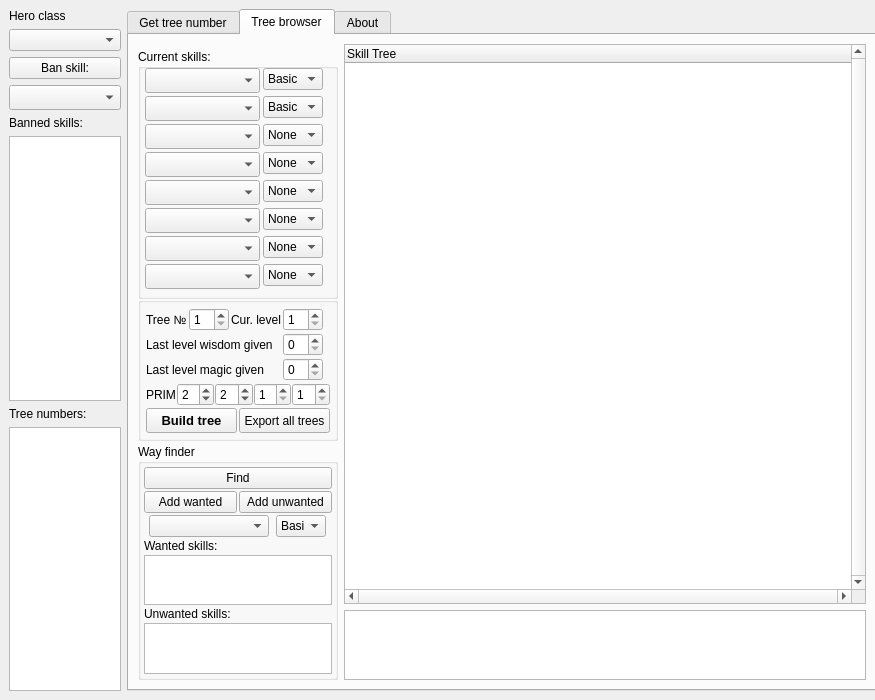
The window that tree_calc.ui (temig74/HotaTreeCalc) describes before a commit, drawn with Qt 5.
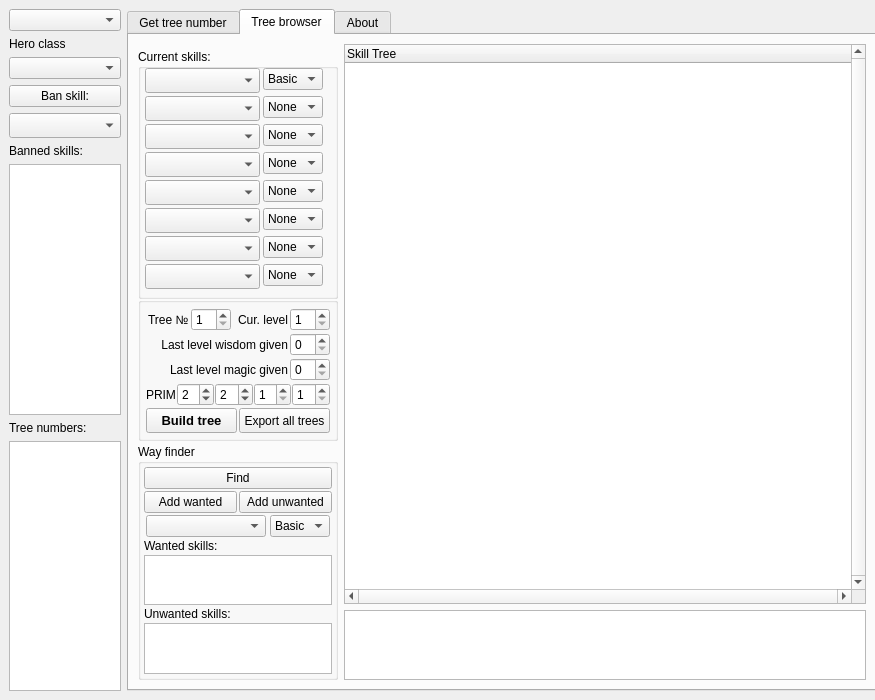
The same window after the commit. The open tabs and pages were chosen to show the change.

What changed in the file:
```diff
--- a/tree_calc.ui
+++ b/tree_calc.ui
@@ -51,6 +51,9 @@
       <property name="sizeConstraint">
        <enum>QLayout::SetMinimumSize</enum>
       </property>
+      <item>
+       <widget class="QComboBox" name="cmb_language"/>
+      </item>
       <item>
        <widget class="QLabel" name="label">
         <property name="maximumSize">
@@ -162,7 +165,7 @@
        <widget class="QLabel" name="label_14">
         <property name="maximumSize">
          <size>
-          <width>90</width>
+          <width>100</width>
           <height>16777215</height>
          </size>
         </property>
@@ -782,7 +785,7 @@
                  <string notr="true"/>
                 </property>
                 <property name="currentIndex">
-                 <number>1</number>
+                 <number>0</number>
                 </property>
                 <item>
                  <property name="text">
@@ -1245,42 +1248,22 @@
              <item>
               <layout class="QGridLayout" name="gridLayout">
                <property name="sizeConstraint">
-                <enum>QLayout::SetMinimumSize</enum>
+                <enum>QLayout::SetDefaultConstraint</enum>
                </property>
-               <item row="0" column="0">
-                <widget class="QLabel" name="label_6">
-                 <property name="text">
-                  <string>Tree №</string>
-                 </property>
-                </widget>
-               </item>
-               <item row="0" column="1">
-                <widget class="QSpinBox" name="sb_tree_num">
-                 <property name="maximumSize">
-                  <size>
-                   <width>40</width>
-                   <height>16777215</height>
-                  </size>
-                 </property>
-                 <property name="minimum">
-                  <number>1</number>
-                 </property>
-                 <property name="maximum">
-                  <number>255</number>
-                 </property>
-                </widget>
-               </item>
-               <item row="1" column="0" colspan="3">
+               <item row="1" column="1" colspan="4">
                 <widget class="QLabel" name="label_8">
                  <property name="text">
                   <string>Last level wisdom given</string>
                  </property>
+                 <property name="alignment">
+                  <set>Qt::AlignRight|Qt::AlignTrailing|Qt::AlignVCenter</set>
+                 </property>
                  <property name="wordWrap">
                   <bool>true</bool>
                  </property>
                 </widget>
                </item>
-               <item row="1" column="3" colspan="2">
+               <item row="1" column="6" colspan="2">
                 <widget class="QSpinBox" name="sb_wisdom_counter">
                  <property name="maximumSize">
                   <size>
@@ -1299,44 +1282,50 @@
                  </property>
                 </widget>
                </item>
-               <item row="2" column="0" colspan="3">
-                <widget class="QLabel" name="label_9">
-                 <property name="text">
-                  <string>Last level magic given</string>
-                 </property>
-                 <property name="wordWrap">
-                  <bool>true</bool>
-                 </property>
-                </widget>
-               </item>
-               <item row="2" column="3" colspan="2">
-                <widget class="QSpinBox" name="sb_magic_counter">
-                 <property name="maximumSize">
-                  <size>
-                   <width>40</width>
-                   <height>16777215</height>
-                  </size>
-                 </property>
-                 <property name="minimum">
-                  <number>0</number>
-                 </property>
-                 <property name="maximum">
-                  <number>30</number>
-                 </property>
-                 <property name="value">
-                  <number>0</number>
-                 </property>
-                </widget>
-               </item>
                <item row="0" column="2">
+                <widget class="QSpinBox" name="sb_tree_num">
+                 <property name="maximumSize">
+                  <size>
+                   <width>40</width>
+                   <height>16777215</height>
+                  </size>
+                 </property>
+                 <property name="minimum">
+                  <number>1</number>
+                 </property>
+                 <property name="maximum">
+                  <number>255</number>
+                 </property>
+                </widget>
+               </item>
+               <item row="0" column="6" colspan="2">
+                <widget class="QSpinBox" name="sb_cur_level">
+                 <property name="maximumSize">
+                  <size>
+                   <width>40</width>
+                   <height>16777215</height>
+                  </size>
+                 </property>
+                 <property name="minimum">
+                  <number>1</number>
+                 </property>
+                 <property name="maximum">
+                  <number>30</number>
+                 </property>
+                </widget>
+               </item>
+               <item row="0" column="4">
                 <widget class="QLabel" name="label_7">
                  <property name="text">
                   <string>Cur. level</string>
                  </property>
+                 <property name="alignment">
+                  <set>Qt::AlignRight|Qt::AlignTrailing|Qt::AlignVCenter</set>
+                 </property>
                 </widget>
                </item>
-               <item row="0" column="3" colspan="2">
-                <widget class="QSpinBox" name="sb_cur_level">
+               <item row="2" column="6" colspan="2">
+                <widget class="QSpinBox" name="sb_magic_counter">
                  <property name="maximumSize">
                   <size>
                    <width>40</width>
@@ -1344,13 +1333,62 @@
                   </size>
                  </property>
                  <property name="minimum">
-                  <number>1</number>
+                  <number>0</number>
                  </property>
                  <property name="maximum">
                   <number>30</number>
                  </property>
+                 <property name="value">
+                  <number>0</number>
+                 </property>
                 </widget>
                </item>
+               <item row="2" column="1" colspan="4">
+                <widget class="QLabel" name="label_9">
+                 <property name="text">
+                  <string>Last level magic given</string>
+                 </property>
+                 <property name="alignment">
+                  <set>Qt::AlignRight|Qt::AlignTrailing|Qt::AlignVCenter</set>
+                 </property>
+                 <property name="wordWrap">
+                  <bool>true</bool>
+                 </property>
+                </widget>
+               </item>
+               <item row="0" column="1">
+                <widget class="QLabel" name="label_6">
+                 <property name="text">
+                  <string>Tree №</string>
+                 </property>
+                </widget>
+               </item>
+               <item row="1" column="0" rowspan="2">
+                <spacer name="horizontalSpacer">
+                 <property name="orientation">
+                  <enum>Qt::Horizontal</enum>
+                 </property>
+                 <property name="sizeHint" stdset="0">
+                  <size>
+                   <width>40</width>
+                   <height>20</height>
+                  </size>
+                 </property>
+                </spacer>
+               </item>
+               <item row="0" column="3">
+                <spacer name="horizontalSpacer_2">
+                 <property name="orientation">
+                  <enum>Qt::Horizontal</enum>
+                 </property>
+                 <property name="sizeHint" stdset="0">
+                  <size>
+                   <width>40</width>
+                   <height>20</height>
+                  </size>
+                 </property>
+                </spacer>
+               </item>
               </layout>
              </item>
              <item>
@@ -1586,9 +1624,15 @@
                </item>
                <item>
                 <widget class="QComboBox" name="cmb_wanted_unwanted_level">
+                 <property name="minimumSize">
+                  <size>
+                   <width>60</width>
+                   <height>0</height>
+                  </size>
+                 </property>
                  <property name="maximumSize">
                   <size>
-                   <width>50</width>
+                   <width>60</width>
                    <height>16777215</height>
                   </size>
                  </property>
```
Left out of the diff: 8 changed lines with no effect on the pictures.
